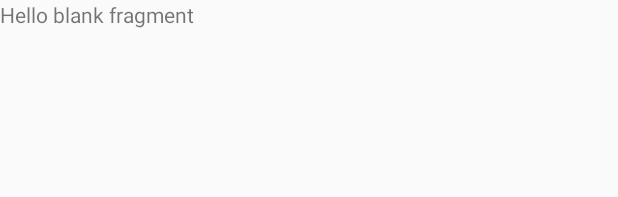
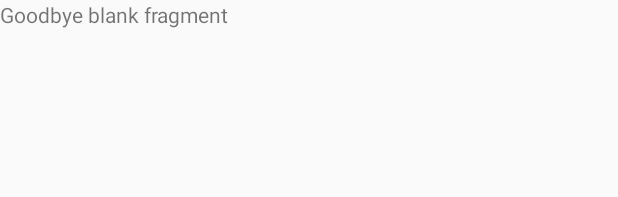
Before and after one commit to JacobHearst/IntervalTimer, an Android app: the layout fragment_landing.xml on its own in the app's theme, with its tools: preview values and no code run, on a phone screen of 412 x 824 dp. Shown: the top 197 px of the screen. Run offline under Robolectric (Android 15) with nearby library versions, the phone set to English and light mode, and no system bars.

Commit message:
Color base updated to Gray with white background and black notification bar.

```diff
--- a/app/src/main/res/values/colors.xml
+++ b/app/src/main/res/values/colors.xml
@@ -1,6 +1,6 @@
 <?xml version="1.0" encoding="utf-8"?>
 <resources>
-    <color name="colorPrimary">#008577</color>
-    <color name="colorPrimaryDark">#00574B</color>
-    <color name="colorAccent">#D81B60</color>
+    <color name="colorPrimary">#CDCDCD</color>
+    <color name="colorPrimaryDark">#000000</color>
+    <color name="colorAccent">#FF00C5</color>
 </resources>
--- a/app/src/main/res/values/strings.xml
+++ b/app/src/main/res/values/strings.xml
@@ -2,5 +2,5 @@
     <string name="app_name">Interval Timer</string>
 
     <!-- TODO: Remove or change this placeholder text -->
-    <string name="hello_blank_fragment">Hello blank fragment</string>
+    <string name="hello_blank_fragment">Goodbye blank fragment</string>
 </resources>
```
